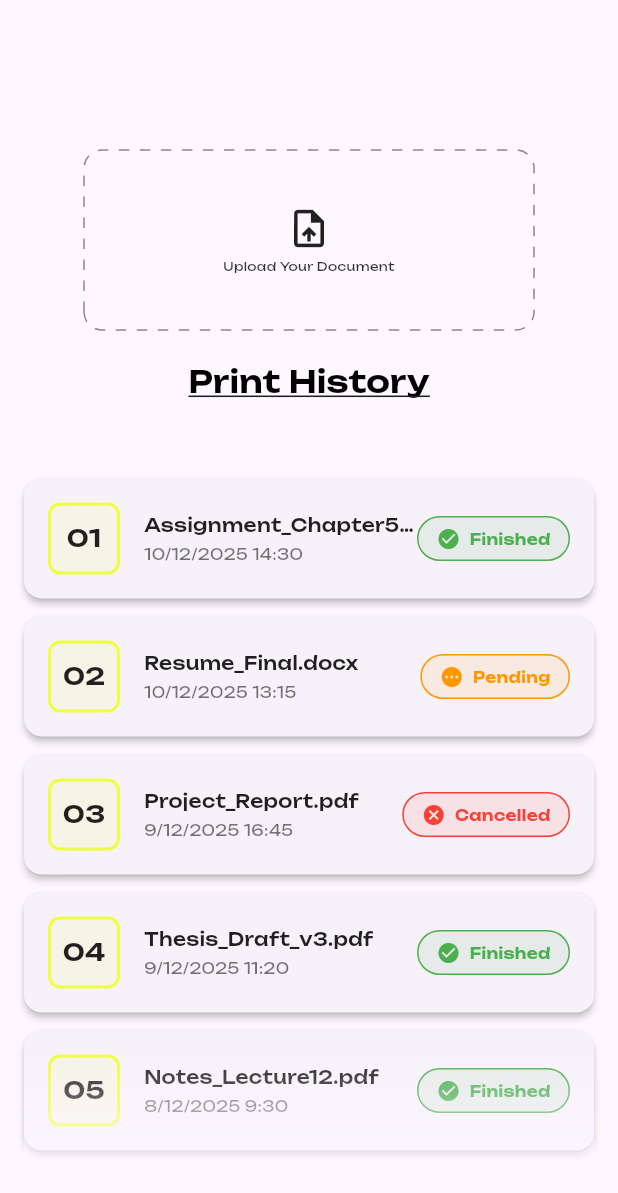
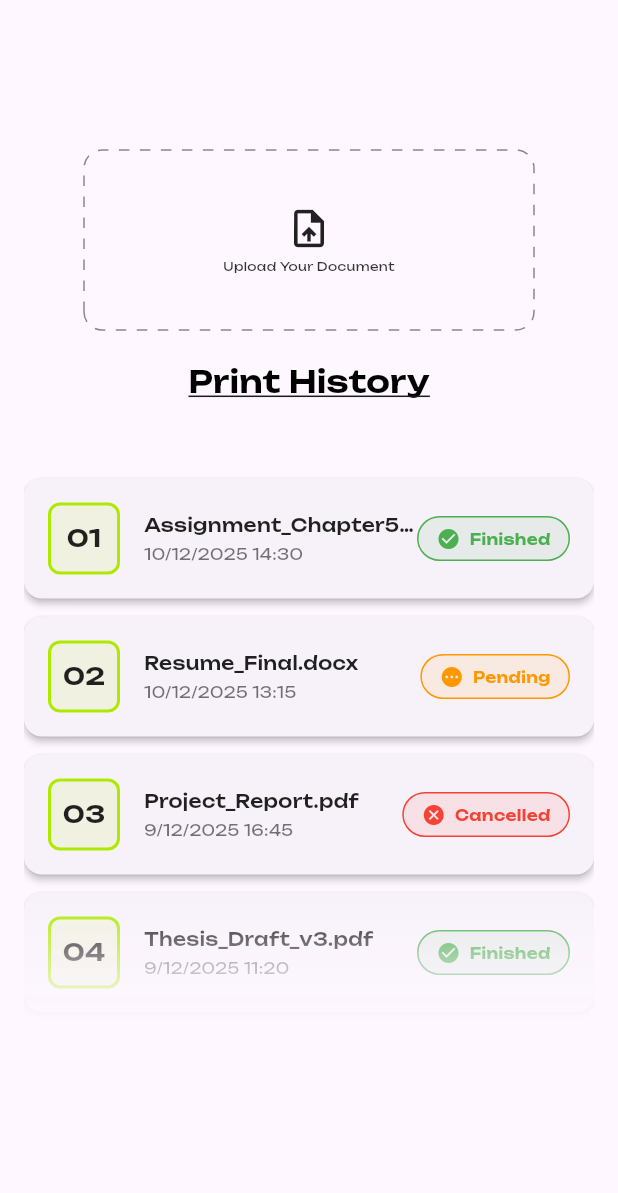
Before and after one commit to KNOWASJOHN/Catino, a Flutter app: the PrintPage screen opened directly, on a phone screen of 412 x 824 dp. Shown: the top 1193 px of the screen. Run offline on Flutter 3.47's test engine with Material 3 defaults, Android fonts, the phone set to English and light mode, and no system bars; drawn by our look-alikes of dotted_border; project files that could hold a hidden picture were left out.

Commit message:
print page changes

```diff
--- a/lib/components/print_history.dart
+++ b/lib/components/print_history.dart
@@ -85,7 +85,7 @@ class PrintHistory extends StatelessWidget {
               fontSize: 20,
               fontWeight: FontWeight.w600,
               color: Colors.black,
-              decoration: TextDecoration.underline
+              decoration: TextDecoration.underline,
             ),
           ),
           // List of print jobs
@@ -116,6 +116,7 @@ class PrintHistory extends StatelessWidget {
                     ),
                   ),
           ),
+          SizedBox(height: 17),
         ],
       ),
     );
@@ -182,9 +183,9 @@ class PrintHistory extends StatelessWidget {
       width: 48,
       height: 48,
       decoration: BoxDecoration(
-        color: Colors.limeAccent.withOpacity(0.1),
+        color: Colors.limeAccent.shade700.withOpacity(0.1),
         borderRadius: BorderRadius.circular(8),
-        border: Border.all(color: Colors.limeAccent, width: 2),
+        border: Border.all(color: Colors.limeAccent.shade700, width: 2),
       ),
       child: Center(
         child: Text(
--- a/lib/components/scroll_card.dart
+++ b/lib/components/scroll_card.dart
@@ -84,7 +84,7 @@ class _ScrollcardState extends State<Scrollcard> {
 
   @override
   Widget build(BuildContext context) {
-    final cardHeight = MediaQuery.of(context).size.height * 0.25;
+    final cardHeight = MediaQuery.of(context).size.height * 0.4;
     return Column(
       children: [
         SizedBox(
--- a/lib/print.dart
+++ b/lib/print.dart
@@ -42,10 +42,12 @@ class PrintPage extends StatelessWidget {
   @override
   Widget build(BuildContext context) {
     return Scaffold(
-      body: Column(
+      body: SingleChildScrollView(
+        child: Column(
           children: [
             const Upload(),
-          Expanded(
+            SizedBox(
+              height: MediaQuery.of(context).size.height * 0.6,
               child: PrintHistory(
                 printJobs: _sampleJobs,
                 onJobTap: (job) {
@@ -56,6 +58,7 @@ class PrintPage extends StatelessWidget {
             ),
           ],
         ),
+      ),
     );
   }
 }
```
Lines whose indentation alone changed are shown as unchanged.
